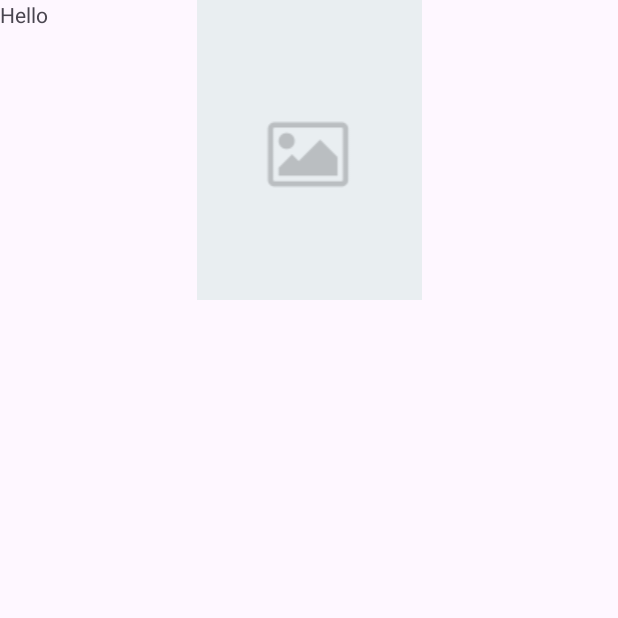
After one commit to PauloRamos2255/ProyectoPeli2, an Android app: the fragment Descripcion shown on its own in the app's theme, on a phone screen of 412 x 824 dp, the top half of it. The commit adds this screen. Run offline under Robolectric (Android 15) with nearby library versions, the phone set to English and light mode, and no system bars.

Commit message:
git push

```diff
--- a/app/build.gradle.kts
+++ b/app/build.gradle.kts
@@ -51,6 +51,7 @@ dependencies {
     implementation("androidx.navigation:navigation-fragment:2.7.5")
     implementation("androidx.navigation:navigation-ui:2.7.5")
     implementation("androidx.mediarouter:mediarouter:1.6.0")
+    implementation("androidx.legacy:legacy-support-v4:1.0.0")
     testImplementation("junit:junit:4.13.2")
     androidTestImplementation("androidx.test.ext:junit:1.1.5")
     androidTestImplementation("androidx.test.espresso:espresso-core:3.5.1")
--- /dev/null
+++ b/app/src/main/java/com/example/proyectopeli/Adapter/OnImageClickListener.java
@@ -0,0 +1,5 @@
+package com.example.proyectopeli.Adapter;
+
+public interface OnImageClickListener {
+    void onImageClick(int position);
+}
--- a/app/src/main/java/com/example/proyectopeli/Repositorio/MovieRepository.java
+++ b/app/src/main/java/com/example/proyectopeli/Repositorio/MovieRepository.java
@@ -19,15 +19,11 @@ public class MovieRepository {
     String language = "es-ES";
 
     public MovieRepository() {
-        // Utiliza tu método getClient() de ApiConexion para obtener el cliente Retrofit
         Retrofit retrofit = APIConexion.getClient();
-
-        // Crea una instancia de la interfaz de la API
         movieApi = retrofit.create(MovieAPI.class);
     }
 
     public void getPopularMovies(String apiKey, final OnMoviesCallback callback) {
-        // Realiza la solicitud a la API (asumiendo que apiKey es tu clave de API)
         Call<MovieReponse> call = movieApi.getPopularMovies(apiKey,language);
 
         call.enqueue(new Callback<MovieReponse>() {
--- a/app/src/main/java/com/example/proyectopeli/ui/dashboard/DashboardFragment.java
+++ b/app/src/main/java/com/example/proyectopeli/ui/dashboard/DashboardFragment.java
@@ -10,6 +10,7 @@ import android.view.ViewGroup;
 import android.widget.EditText;
 
 import com.example.proyectopeli.Adapter.MovieAdapter;
+import com.example.proyectopeli.Entidad.Movie;
 import com.example.proyectopeli.R;
 
 import androidx.annotation.NonNull;
@@ -23,6 +24,7 @@ import com.example.proyectopeli.databinding.FragmentDashboardBinding;
 import com.example.proyectopeli.ui.home.HomeViewModel;
 
 import java.util.ArrayList;
+import java.util.List;
 
 public class DashboardFragment extends Fragment {
 
@@ -31,6 +33,7 @@ public class DashboardFragment extends Fragment {
     private String buscar;
     private RecyclerView recycler;
     private MovieAdapter Adapter;
+     private List<Movie> movieList = new ArrayList<>();
     private Handler searchHandler = new Handler();
 
     @Override
@@ -41,7 +44,7 @@ public class DashboardFragment extends Fragment {
         buscar = rootView.findViewById(R.id.txtbuscar).toString();
         int columna = 2;
         recycler.setLayoutManager(new GridLayoutManager(requireContext() , columna));
-        Adapter = new MovieAdapter(new ArrayList<>());
+        Adapter = new MovieAdapter(getActivity(), movieList); // 'this' es el contexto de la actividad o fragmento
         recycler.setAdapter(Adapter);
 
         homeViewModel = new ViewModelProvider(this).get(DashboardViewModel.class);
--- /dev/null
+++ b/app/src/main/java/com/example/proyectopeli/ui/descripcion/Descripcion.java
@@ -0,0 +1,38 @@
+package com.example.proyectopeli.ui.descripcion;
+
+import androidx.lifecycle.ViewModelProvider;
+
+import android.os.Bundle;
+
+import androidx.annotation.NonNull;
+import androidx.annotation.Nullable;
+import androidx.fragment.app.Fragment;
+
+import android.view.LayoutInflater;
+import android.view.View;
+import android.view.ViewGroup;
+
+import com.example.proyectopeli.R;
+
+public class Descripcion extends Fragment {
+
+    private DescripcionViewModel mViewModel;
+
+    public static Descripcion newInstance() {
+        return new Descripcion();
+    }
+
+    @Override
+    public View onCreateView(@NonNull LayoutInflater inflater, @Nullable ViewGroup container,
+                             @Nullable Bundle savedInstanceState) {
+        return inflater.inflate(R.layout.fragment_descripcion, container, false);
+    }
+
+    @Override
+    public void onActivityCreated(@Nullable Bundle savedInstanceState) {
+        super.onActivityCreated(savedInstanceState);
+        mViewModel = new ViewModelProvider(this).get(DescripcionViewModel.class);
+        // TODO: Use the ViewModel
+    }
+
+}
--- /dev/null
+++ b/app/src/main/java/com/example/proyectopeli/ui/descripcion/DescripcionViewModel.java
@@ -0,0 +1,7 @@
+package com.example.proyectopeli.ui.descripcion;
+
+import androidx.lifecycle.ViewModel;
+
+public class DescripcionViewModel extends ViewModel {
+    // TODO: Implement the ViewModel
+}
--- /dev/null
+++ b/app/src/main/res/layout/fragment_descripcion.xml
@@ -0,0 +1,22 @@
+<?xml version="1.0" encoding="utf-8"?>
+<RelativeLayout xmlns:android="http://schemas.android.com/apk/res/android"
+    xmlns:app="http://schemas.android.com/apk/res-auto"
+    xmlns:tools="http://schemas.android.com/tools"
+    android:layout_width="match_parent"
+    android:layout_height="match_parent"
+    android:orientation="vertical"
+    tools:context=".ui.descripcion.Descripcion">
+
+    <ImageView
+        android:id="@+id/imageView2"
+        android:layout_width="match_parent"
+        android:layout_height="wrap_content"
+        android:src="@drawable/defaultplaceholder" />
+
+    <TextView
+        android:layout_width="match_parent"
+        android:layout_height="match_parent"
+        android:text="Hello" />
+
+
+</RelativeLayout>
--- a/app/src/main/res/layout/login.xml
+++ b/app/src/main/res/layout/login.xml
@@ -57,8 +57,8 @@
                 android:drawableLeft="@drawable/baseline_person_24"
                 android:drawablePadding="8dp"
                 android:ems="18"
+                android:text="anuelitoramos@gmail.com"
                 android:hint="Usuario"
-                android:text="anuelitoramos@gmail.com"
                 android:inputType="text"
                 android:paddingLeft="15dp"
                 android:textColor="@color/black"
@@ -73,8 +73,8 @@
                 android:drawableLeft="@drawable/baseline_lock_24"
                 android:drawablePadding="8dp"
                 android:ems="18"
+                android:text="123"
                 android:hint="Contraseña"
-                android:text="123"
                 android:inputType="textPassword"
                 android:paddingLeft="15dp"
                 android:textColor="@color/black"
```
Also changed, not shown: app/src/main/java/com/example/proyectopeli/Adapter/MovieAdapter.java (+24 -1 lines), app/src/main/java/com/example/proyectopeli/BLL/UsuarioBLL.java (+8 -9 lines), app/src/main/java/com/example/proyectopeli/Recurso/Recurso.java (+44 -40 lines), app/src/main/java/com/example/proyectopeli/RegistrarActivity.java (+46 -1 lines), app/src/main/java/com/example/proyectopeli/ui/home/HomeFragment.java (+3 -5 lines).
